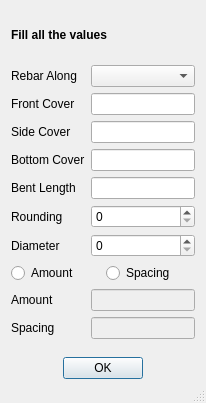
Old version of the form UShapeRebar.ui in the repository amrit3701/FreeCAD-Reinforcement.
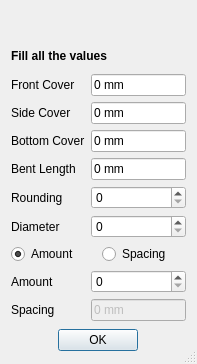
New version of the form. Custom widgets are drawn as their Qt base class.

Commit message: fixed bug when user create reinforcement on a structure element twice

The edit to the form file:
```diff
--- a/UShapeRebar.ui
+++ b/UShapeRebar.ui
@@ -6,8 +6,8 @@
    <rect>
     <x>0</x>
     <y>0</y>
-    <width>206</width>
-    <height>403</height>
+    <width>197</width>
+    <height>364</height>
    </rect>
   </property>
   <property name="windowTitle">
@@ -23,7 +23,7 @@
    <bool>false</bool>
   </property>
   <layout class="QGridLayout" name="gridLayout">
-   <item row="0" column="0">
+   <item row="4" column="0">
     <widget class="QLabel" name="heading">
      <property name="font">
       <font>
@@ -36,7 +36,7 @@
      </property>
     </widget>
    </item>
-   <item row="2" column="0" alignment="Qt::AlignHCenter|Qt::AlignVCenter">
+   <item row="8" column="0" alignment="Qt::AlignHCenter|Qt::AlignVCenter">
     <widget class="QPushButton" name="submit">
      <property name="enabled">
       <bool>true</bool>
@@ -55,75 +55,102 @@
      </property>
     </widget>
    </item>
-   <item row="1" column="0">
+   <item row="5" column="0">
     <layout class="QFormLayout" name="formLayout">
+     <property name="fieldGrowthPolicy">
+      <enum>QFormLayout::AllNonFixedFieldsGrow</enum>
+     </property>
      <item row="0" column="0">
-      <widget class="QLabel" name="rebarAlongLabel">
-       <property name="text">
-        <string>Rebar Along</string>
-       </property>
-      </widget>
-     </item>
-     <item row="0" column="1">
-      <widget class="QComboBox" name="rebarAlong"/>
-     </item>
-     <item row="1" column="0">
       <widget class="QLabel" name="frontCoverLabel">
        <property name="text">
         <string>Front Cover</string>
        </property>
       </widget>
      </item>
-     <item row="1" column="1">
-      <widget class="QLineEdit" name="frontCover"/>
+     <item row="0" column="1">
+      <widget class="Gui::InputField" name="frontCover">
+       <property name="text">
+        <string>0 mm</string>
+       </property>
+       <property name="unit" stdset="0">
+        <string notr="true"/>
+       </property>
+      </widget>
      </item>
-     <item row="2" column="0">
+     <item row="1" column="0">
       <widget class="QLabel" name="sideCoverLabel">
        <property name="text">
         <string>Side Cover</string>
        </property>
       </widget>
      </item>
+     <item row="1" column="1">
+      <widget class="Gui::InputField" name="sideCover">
+       <property name="text">
+        <string>0 mm</string>
+       </property>
+       <property name="unit" stdset="0">
+        <string notr="true"/>
+       </property>
+      </widget>
+     </item>
      <item row="2" column="1">
-      <widget class="QLineEdit" name="sideCover"/>
+      <widget class="Gui::InputField" name="bottomCover">
+       <property name="text">
+        <string>0 mm</string>
+       </property>
+       <property name="unit" stdset="0">
+        <string notr="true"/>
+       </property>
+      </widget>
      </item>
      <item row="3" column="0">
-      <widget class="QLabel" name="bottomCoverLabel">
-       <property name="text">
-        <string>Bottom Cover</string>
-       </property>
-      </widget>
-     </item>
-     <item row="3" column="1">
-      <widget class="QLineEdit" name="bottomCover"/>
-     </item>
-     <item row="4" column="0">
       <widget class="QLabel" name="bentLengthLabel">
        <property name="text">
         <string>Bent Length</string>
        </property>
       </widget>
      </item>
+     <item row="3" column="1">
+      <widget class="Gui::InputField" name="bentLength">
+       <property name="text">
+        <string>0 mm</string>
+       </property>
+       <property name="unit" stdset="0">
+        <string notr="true"/>
+       </property>
+      </widget>
+     </item>
+     <item row="4" column="0">
+      <widget class="QLabel" name="roundingLabel">
+       <property name="text">
+        <string>Rounding</string>
+       </property>
+      </widget>
+     </item>
      <item row="4" column="1">
-      <widget class="QLineEdit" name="bentLength"/>
+      <widget class="Gui::PrefSpinBox" name="rounding"/>
      </item>
-     <item row="6" column="0">
+     <item row="5" column="0">
       <widget class="QLabel" name="diameterLabel">
        <property name="text">
         <string>Diameter</string>
        </property>
       </widget>
      </item>
-     <item row="6" column="1">
-      <widget class="QSpinBox" name="diameter"/>
+     <item row="5" column="1">
+      <widget class="Gui::PrefSpinBox" name="diameter"/>
      </item>
-     <item row="7" column="0" colspan="2">
+     <item row="6" column="0" colspan="2">
       <layout class="QHBoxLayout" name="horizontalLayout">
        <item>
         <widget class="QRadioButton" name="amount_radio">
          <property name="text">
           <string>Amount</string>
          </property>
+         <property name="checked">
+          <bool>true</bool>
+         </property>
         </widget>
        </item>
        <item>
@@ -135,48 +162,71 @@
        </item>
       </layout>
      </item>
-     <item row="8" column="0">
+     <item row="7" column="0">
       <widget class="QLabel" name="amountLabel">
        <property name="text">
         <string>Amount</string>
        </property>
       </widget>
      </item>
-     <item row="8" column="1">
-      <widget class="QLineEdit" name="amount">
-       <property name="enabled">
-        <bool>false</bool>
-       </property>
-      </widget>
+     <item row="7" column="1">
+      <widget class="Gui::PrefSpinBox" name="amount"/>
      </item>
-     <item row="10" column="0">
+     <item row="8" column="0">
       <widget class="QLabel" name="spacingLabel">
        <property name="text">
         <string>Spacing</string>
        </property>
       </widget>
      </item>
-     <item row="10" column="1">
-      <widget class="QLineEdit" name="spacing">
+     <item row="2" column="0">
+      <widget class="QLabel" name="bottomCoverLabel">
+       <property name="text">
+        <string>Bottom Cover</string>
+       </property>
+      </widget>
+     </item>
+     <item row="8" column="1">
+      <widget class="Gui::InputField" name="spacing">
        <property name="enabled">
         <bool>false</bool>
        </property>
-      </widget>
-     </item>
-     <item row="5" column="0">
-      <widget class="QLabel" name="roundingLabel">
        <property name="text">
-        <string>Rounding</string>
+        <string>0 mm</string>
+       </property>
+       <property name="unit" stdset="0">
+        <string notr="true"/>
        </property>
       </widget>
      </item>
-     <item row="5" column="1">
-      <widget class="QSpinBox" name="rounding"/>
-     </item>
     </layout>
    </item>
+   <item row="0" column="0" alignment="Qt::AlignHCenter">
+    <widget class="QLabel" name="image">
+     <property name="text">
+      <string/>
+     </property>
+    </widget>
+   </item>
   </layout>
  </widget>
+ <customwidgets>
+  <customwidget>
+   <class>Gui::InputField</class>
+   <extends>QLineEdit</extends>
+   <header>Gui/InputField.h</header>
+  </customwidget>
+  <customwidget>
+   <class>Gui::PrefSpinBox</class>
+   <extends>QSpinBox</extends>
+   <header>Gui/PrefWidgets.h</header>
+  </customwidget>
+  <customwidget>
+   <class>Gui::PrefRadioButton</class>
+   <extends>QRadioButton</extends>
+   <header>Gui/PrefWidgets.h</header>
+  </customwidget>
+ </customwidgets>
  <resources/>
  <connections/>
 </ui>
```
Left out of the diff: 4 changed lines with no effect on the pictures. The commit also changes 2 other files.
